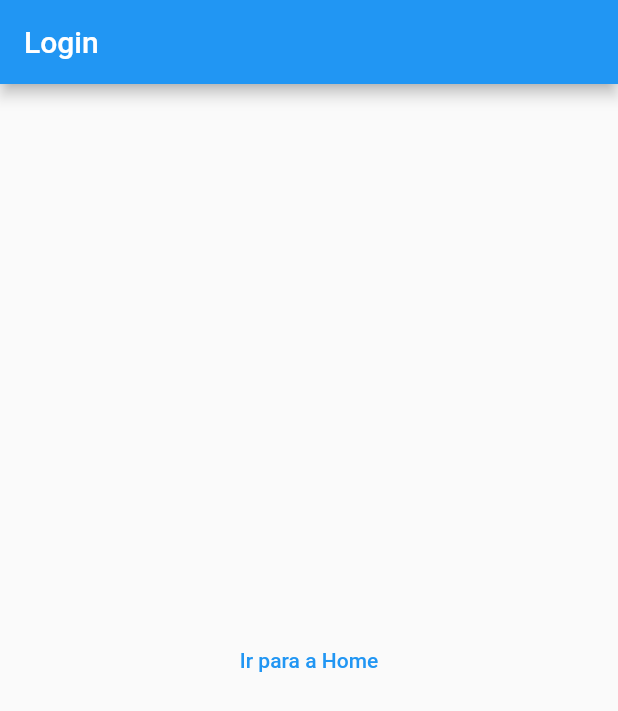
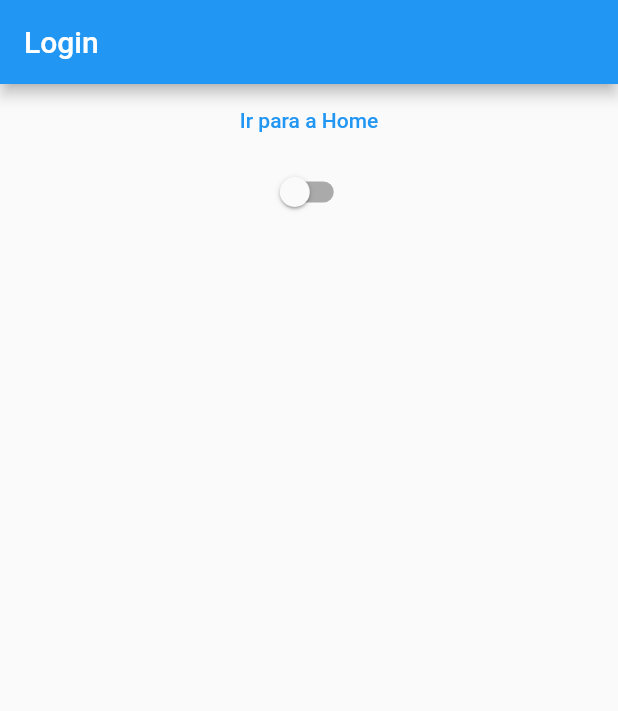
Before and after one commit to FilipeLipe/BarberClock, a Flutter app: the screen it shows after launch, on a phone screen of 412 x 824 dp. Shown: the top 711 px of the screen. Run offline on Flutter 3.47's test engine with Material 2 defaults, Android fonts, the light colour scheme and no system bars.

Commit message:
Controle modo noturno

```diff
--- /dev/null
+++ b/barberclock/lib/components/custom_switch_widget.dart
@@ -0,0 +1,14 @@
+import 'package:barberclock/main_controller.dart';
+import 'package:flutter/material.dart';
+
+class CustomSwitchWidget extends StatelessWidget{
+  @override
+  Widget build(BuildContext context) {
+    return Switch(
+        value: MainController.instance.themeSwitch.value,
+        onChanged: (value) {
+          MainController.instance.changeTheme(value);
+        });
+  }
+
+}
--- a/barberclock/lib/main.dart
+++ b/barberclock/lib/main.dart
@@ -1,3 +1,4 @@
+import 'package:barberclock/main_controller.dart';
 import 'package:barberclock/src/routes/routes.dart';
 import 'package:flutter/material.dart';
 
@@ -10,11 +11,20 @@ class MyApp extends StatelessWidget {
 
   @override
   Widget build(BuildContext context) {
-    return MaterialApp(
-      title: 'Minha Aplicação',
-      theme: ThemeData(primarySwatch: Colors.blue),
-      initialRoute: '/',
-      routes: routes,
-    );
+
+    return ValueListenableBuilder<bool>(
+        valueListenable: MainController.instance.themeSwitch,
+        builder: (context, idDark, child){
+          return MaterialApp(
+            title: 'Minha Aplicação',
+            theme: ThemeData(
+                primarySwatch: Colors.blue,
+                visualDensity: VisualDensity.adaptivePlatformDensity,
+                brightness: idDark ? Brightness.dark : Brightness.light
+            ),
+            initialRoute: '/',
+            routes: routes,
+          );
+        });
   }
 }
--- /dev/null
+++ b/barberclock/lib/main_controller.dart
@@ -0,0 +1,15 @@
+import 'package:flutter/foundation.dart';
+
+class MainController {
+
+  static final MainController instance = MainController._();
+
+  MainController._();
+
+  final themeSwitch = ValueNotifier<bool>(false);
+
+  changeTheme(bool value){
+    themeSwitch.value = value;
+  }
+
+}
--- /dev/null
+++ b/barberclock/lib/src/widgets/home/home_controller.dart
@@ -0,0 +1,7 @@
+class HomeController{
+
+  start(){
+
+  }
+
+}
--- a/barberclock/lib/src/widgets/login/login_page.dart
+++ b/barberclock/lib/src/widgets/login/login_page.dart
@@ -1,5 +1,7 @@
 import 'package:barberclock/src/widgets/home/home_page.dart';
 import 'package:flutter/material.dart';
+
+import '../../../components/custom_switch_widget.dart';
 
 class LoginPage extends StatefulWidget {
   @override
@@ -14,12 +16,18 @@ class _LoginPageState extends State<LoginPage> {
         title: Text('Login'),
       ),
       body: Center(
-        child: TextButton(
-          onPressed: () {
-            Navigator.pushReplacement(context, MaterialPageRoute(builder: (context) => HomePage()));
-          },
-          child: Text('Ir para a Home'),
-        ),
+        child: Column(
+            children: [
+              TextButton(
+                onPressed: () {
+                  ///Navigator.pushReplacement(context, MaterialPageRoute(builder: (context) => HomePage()));
+                  Navigator.pushNamed(context, '/home');
+                },
+                child: Text('Ir para a Home'),
+              ),
+              CustomSwitchWidget(),
+        ]),
+
       ),
     );
   }
```
Also changed, not shown: barberclock/lib/src/widgets/login/login_controller.dart (added).
